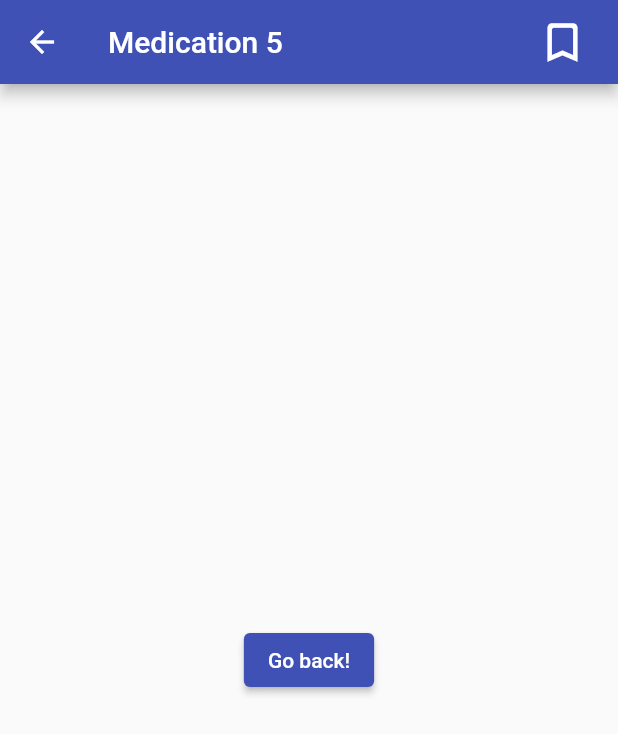
After one commit to CSCIX691DAL/Application-for-Dosing-of-Pediat, a Flutter app: the Med5 screen opened by its route, on a phone screen of 412 x 824 dp. The commit adds this screen. Shown: the top 734 px of the screen. Run offline on Flutter 3.47's test engine with Material 2 defaults, Android fonts, the phone set to English and light mode, and no system bars.

Commit message:
This commit allows user to click on the cephalexin widget and gets redirected onto the cephalexin page.

```diff
--- a/dosing_app/lib/main.dart
+++ b/dosing_app/lib/main.dart
@@ -1,3 +1,4 @@
+import 'package:dosing_app/medications/med_5.dart';
 import 'package:flutter/material.dart';
 import 'home_page.dart';
 import 'medications/med_1.dart';
@@ -35,7 +36,7 @@ class MyApp extends StatelessWidget {
     {
       'name': 'Cephalexin',
       'description': 'Calculate the dosage for Cephalexin',
-      'route': '/med1',
+      'route': '/med5',
     },
     {
       'name': 'Cyclosporin',
@@ -118,7 +119,11 @@ class MyApp extends StatelessWidget {
           '/med1': (context) => Med1(
               index: 0,
               medications: medications,
-              favMedications: favMedications)
+              favMedications: favMedications),
+          '/med5': (context) => Med5(
+            index:4,
+            medications: medications,
+            favMedications: favMedications)
         }
         // home: const HomePage(),
         );
--- /dev/null
+++ b/dosing_app/lib/medications/med_5.dart
@@ -0,0 +1,61 @@
+import 'package:flutter/material.dart';
+
+class Med5 extends StatefulWidget {
+  Med5(
+      {Key? key,
+        required this.index,
+        required this.medications,
+        required this.favMedications})
+      : super(key: key);
+  dynamic index;
+  dynamic medications;
+  dynamic favMedications;
+
+  @override
+  _Med5State createState() => _Med5State();
+}
+
+
+class _Med5State extends State<Med5> {
+  @override
+  Widget build(BuildContext context) {
+    Map medication = widget.medications[widget.index];
+    bool isFavourited = widget.favMedications.contains(medication);
+
+    return Scaffold(
+      appBar: AppBar(
+        title: const Text("Medication 5"),
+        actions: <Widget>[
+          Padding(
+              padding: EdgeInsets.only(right: 20.0),
+              child: GestureDetector(
+                  onTap: () {
+                    setState(() {
+                      if (isFavourited) {
+                        widget.favMedications.remove(medication);
+                      } else {
+                        widget.favMedications.add(medication);
+                      }
+                    });
+                    print(widget.favMedications);
+                  },
+                  child: Icon(
+                    isFavourited
+                        ? Icons.bookmark
+                        : Icons.bookmark_outline_rounded,
+                    size: 34,
+                    // color: isFavourited ? Colors,
+                  )))
+        ],
+      ),
+      body: Center(
+        child: ElevatedButton(
+          onPressed: () {
+            Navigator.pop(context);
+          },
+          child: const Text('Go back!'),
+        ),
+      ),
+    );
+  }
+}
```
